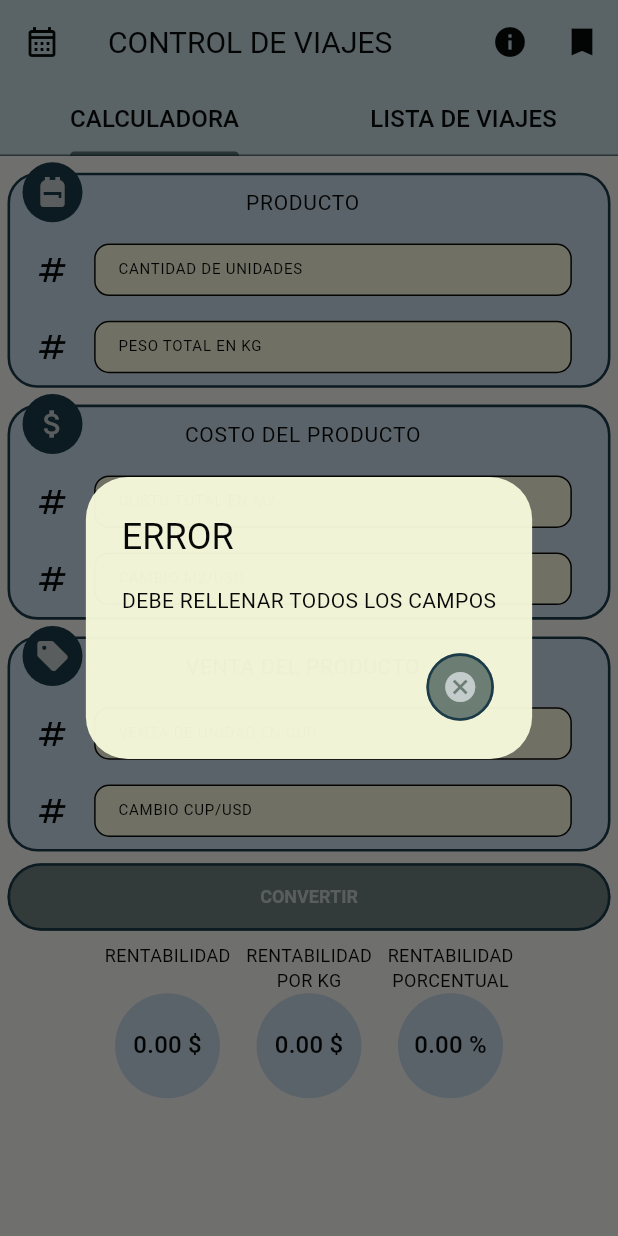
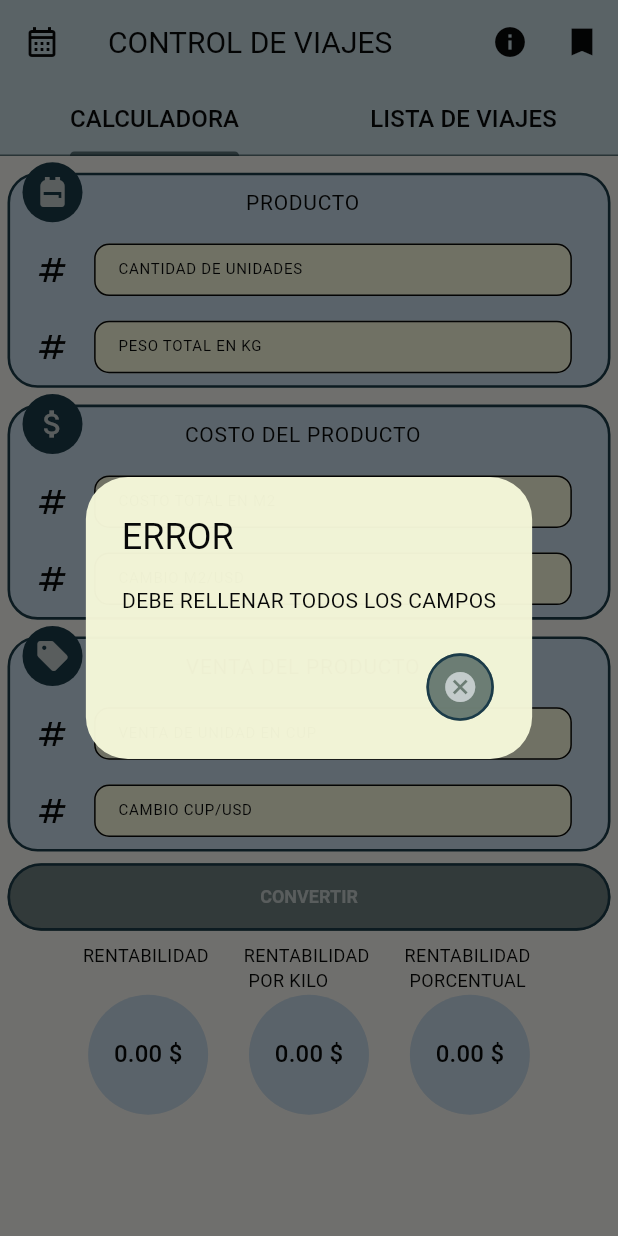
Before and after one commit to ElectroZombie/tripControl_app, a Flutter app: the Principal screen opened by its route, after a tap on "CONVERTIR", on a phone screen of 412 x 824 dp. Run offline on Flutter 3.47's test engine with Material 3 defaults, Android fonts, the phone set to English and light mode, and no system bars; our stand-ins replace dropdown_search, shared_preferences, sqflite, sqflite_common_ffi; accounts and stored records are empty; Roboto replaces fonts that are missing (Arial).

Commit message:
normalizados los widgets de ListTile para formularios y de rentabilidad y error dialog

```diff
--- a/lib/frames/trip_frames/trip_list.dart
+++ b/lib/frames/trip_frames/trip_list.dart
@@ -182,8 +182,7 @@ Widget nuevoViaje(snapshot, context, colors) {
       tooltip: "CREAR NUEVO VIAJE",
       style: iconButtonStyleWidget(colors),
       onPressed: activo
-          ? () =>
-              errorDialogWidget("YA HAY UN VIAJE EN PROCESO", colors, context)
+          ? () => errorDialogWidget("YA HAY UN VIAJE EN PROCESO", context)
           : () => {Navigator.pushNamed(context, '/new_trip_control')},
       icon: const Icon(Icons.add));
 }
--- a/lib/widgets/frame_widgets/calculator_widget.dart
+++ b/lib/widgets/frame_widgets/calculator_widget.dart
@@ -76,32 +76,32 @@ Widget calculator(cantU, pesoT, pagoM2, precioM1, cambioM1, cambioM2,
             height: (MediaQuery.of(context).size.width) / 100,
           ),
           listTileMultipleNumberWidget(
-              colors,
               Icons.backpack,
               "PRODUCTO",
               listTileNumberSubtitleWidget(
                   producto, context, TripModel.nullTrip(),
-                  singleton: false)),
+                  singleton: false),
+              context),
           SizedBox(
             height: (MediaQuery.of(context).size.width) / 100,
           ),
           listTileMultipleNumberWidget(
-              colors,
               Icons.attach_money,
               "COSTO DEL PRODUCTO",
               listTileNumberSubtitleWidget(
                   costoProducto, context, TripModel.nullTrip(),
-                  singleton: false)),
+                  singleton: false),
+              context),
           SizedBox(
             height: (MediaQuery.of(context).size.width) / 100,
           ),
           listTileMultipleNumberWidget(
-              colors,
               Icons.sell,
               "VENTA DEL PRODUCTO",
               listTileNumberSubtitleWidget(
                   ventaProducto, context, TripModel.nullTrip(),
-                  singleton: false)),
+                  singleton: false),
+              context),
           SizedBox(
             height: (MediaQuery.of(context).size.width * 1.5) / 100,
           ),
@@ -125,7 +125,11 @@ Widget calculator(cantU, pesoT, pagoM2, precioM1, cambioM1, cambioM2,
           SizedBox(
             height: (MediaQuery.of(context).size.width * 1.5) / 100,
           ),
-          rentabilityWidget(rentR, rentKg, rentP, context),
+          rentabilityWidget([
+            Tuple(T: rentR, K: "RENTABILIDAD \n"),
+            Tuple(T: rentKg, K: "RENTABILIDAD \n POR KILO"),
+            Tuple(T: rentP, K: "RENTABILIDAD \n PORCENTUAL")
+          ], context),
           SizedBox(
             height: (MediaQuery.of(context).size.width * 1.5) / 100,
           ),
@@ -154,7 +158,7 @@ void save(
       precioM1.text.isEmpty ||
       cambioM1.text.isEmpty ||
       cambioM2.text.isEmpty) {
-    errorDialogWidget("DEBE RELLENAR TODOS LOS CAMPOS", colors, context);
+    errorDialogWidget("DEBE RELLENAR TODOS LOS CAMPOS", context);
   } else {
     Tuple t = calculoRentabilidad(
         int.parse(cantU.text),
--- a/lib/widgets/frame_widgets/current_trip_general_data_widget.dart
+++ b/lib/widgets/frame_widgets/current_trip_general_data_widget.dart
@@ -35,7 +35,6 @@ Widget currentTripGeneralDataWidget(
                   height: MediaQuery.of(context).size.height / 100,
                 ),
                 listTileSingleTextWidget(
-                    colors,
                     Icons.travel_explore_outlined,
                     TextFormDataModel(
                         id: 1,
@@ -52,7 +51,6 @@ Widget currentTripGeneralDataWidget(
                   height: MediaQuery.of(context).size.height / 100,
                 ),
                 listTileMultipleNumberWidget(
-                    colors,
                     Icons.monetization_on,
                     "TASA DE CAMBIO",
                     listTileNumberSubtitleWidget([
@@ -72,7 +70,8 @@ Widget currentTripGeneralDataWidget(
                           hasTitle: true,
                           controller: precioM2,
                           func: updatePrecioM2)
-                    ], context, trip, singleton: singleton)),
+                    ], context, trip, singleton: singleton),
+                    context),
                 SizedBox(
                   height: MediaQuery.of(context).size.height / 100,
                 ),
--- a/lib/widgets/frame_widgets/data_trip_general_data_widget.dart
+++ b/lib/widgets/frame_widgets/data_trip_general_data_widget.dart
@@ -15,7 +15,6 @@ Widget dataTripGeneralDataWidget(TripModel trip, context, ColorScheme colors) {
                   height: MediaQuery.of(context).size.height / 100,
                 ),
                 listTileSingleTextWidget(
-                    colors,
                     Icons.travel_explore_outlined,
                     TextFormDataModel(
                         id: 1,
@@ -33,7 +32,6 @@ Widget dataTripGeneralDataWidget(TripModel trip, context, ColorScheme colors) {
                   height: MediaQuery.of(context).size.height / 100,
                 ),
                 listTileMultipleNumberWidget(
-                    colors,
                     Icons.monetization_on,
                     "TASA DE CAMBIO",
                     listTileNumberSubtitleWidget([
@@ -57,7 +55,8 @@ Widget dataTripGeneralDataWidget(TripModel trip, context, ColorScheme colors) {
                               TextEditingValue(
                                   text: trip.coin2Price!.toStringAsFixed(2))),
                           func: () => {})
-                    ], context, trip, singleton: false)),
+                    ], context, trip, singleton: false),
+                    context),
                 SizedBox(
                   height: MediaQuery.of(context).size.height / 100,
                 ),
--- a/lib/widgets/object_widgets/error_dialog_widget.dart
+++ b/lib/widgets/object_widgets/error_dialog_widget.dart
@@ -1,8 +1,7 @@
 import 'package:flutter/material.dart';
-import 'package:trip_control_app/widgets/object_widgets/button_widget.dart';
 
-void errorDialogWidget(
-    String text, ColorScheme colors, BuildContext context) async {
+void errorDialogWidget(String text, BuildContext context) async {
+  ColorScheme colors = Theme.of(context).colorScheme;
   await showDialog(
     context: context,
     builder: (BuildContext context) {
@@ -17,10 +16,27 @@ void errorDialogWidget(
           IconButton(
             onPressed: () => Navigator.pop(context),
             icon: const Icon(Icons.cancel),
-            style: iconButtonStyleWidget(colors),
+            style: iconButtonStyle(context),
           )
         ],
       );
     },
   );
 }
+
+iconButtonStyle(context) {
+  ColorScheme colors = Theme.of(context).colorScheme;
+  return ButtonStyle(
+      fixedSize: const WidgetStatePropertyAll(Size(45, 45)),
+      backgroundColor: WidgetStatePropertyAll(colors.secondary),
+      shadowColor: WidgetStatePropertyAll(colors.tertiary),
+      overlayColor: WidgetStatePropertyAll(colors.onPrimaryFixedVariant),
+      foregroundColor: WidgetStatePropertyAll(colors.onSecondary),
+      textStyle: WidgetStatePropertyAll(TextStyle(
+          fontSize: 12,
+          color: colors.onSecondary,
+          fontWeight: FontWeight.bold)),
+      shape: WidgetStatePropertyAll(RoundedRectangleBorder(
+          borderRadius: BorderRadius.circular(30),
+          side: BorderSide(color: colors.tertiary, width: 1.75))));
+}
--- a/lib/widgets/object_widgets/list_tile_number_widget.dart
+++ b/lib/widgets/object_widgets/list_tile_number_widget.dart
@@ -1,11 +1,11 @@
 import 'package:flutter/material.dart';
-import 'package:trip_control_app/utils/text_form_data_model.dart';
 
-import '../../models/trip_model.dart';
+import '../../utils/text_form_data_model.dart';
 
-Widget listTileSingleNumberWidget(ColorScheme colors, IconData icon,
-    TextFormDataModel data, context, TripModel trip,
+Widget listTileSingleNumberWidget(
+    IconData icon, TextFormDataModel data, context, Object obj,
     {required bool singleton}) {
+  ColorScheme colors = Theme.of(context).colorScheme;
   return Stack(children: [
     Row(children: [
       const SizedBox(width: 10),
@@ -53,7 +53,7 @@ Widget listTileSingleNumberWidget(ColorScheme colors, IconData icon,
             style: const TextStyle(fontSize: 12),
             onEditingComplete: () {
               try {
-                data.func(data.controller.text, trip, context, singleton);
+                data.func(data.controller.text, obj, context, singleton);
               } catch (e) {
                 //
               }
@@ -64,7 +64,8 @@ Widget listTileSingleNumberWidget(ColorScheme colors, IconData icon,
 }
 
 Widget listTileMultipleNumberWidget(
-    ColorScheme colors, IconData icon, String title, Widget subtitle) {
+    IconData icon, String title, Widget subtitle, context) {
+  ColorScheme colors = Theme.of(context).colorScheme;
   return Stack(children: [
     Row(children: [
       const SizedBox(width: 10),
@@ -94,9 +95,9 @@ Widget listTileMultipleNumberWidget(
 }
 
 Widget listTileNumberSubtitleWidget(
-    List<TextFormDataModel> data, context, TripModel trip,
+    List<TextFormDataModel> data, context, Object obj,
     {required bool singleton}) {
-  var colors = Theme.of(context).colorScheme;
+  ColorScheme colors = Theme.of(context).colorScheme;
   return ListView.builder(
     shrinkWrap: true,
     itemCount: data.length * 2,
@@ -126,7 +127,7 @@ Widget listTileNumberSubtitleWidget(
           onEditingComplete: () {
             try {
               data[index]
-                  .func(data[index].controller.text, trip, context, singleton);
+                  .func(data[index].controller.text, obj, context, singleton);
             } catch (e) {
               //
             }
--- a/lib/widgets/object_widgets/rentability_widget.dart
+++ b/lib/widgets/object_widgets/rentability_widget.dart
@@ -1,59 +1,38 @@
 import 'package:flutter/material.dart';
+import 'package:trip_control_app/utils/tuple.dart';
 
-Widget rentabilityWidget(double rentR, double rentKg, double rentP, context) {
-  return Row(mainAxisAlignment: MainAxisAlignment.center, children: [
-    Column(children: [
-      const Text(
-        "RENTABILIDAD",
-        style: TextStyle(fontSize: 12),
-      ),
-      const SizedBox(height: 0.1),
-      const Text(
-        "",
-        style: TextStyle(fontSize: 12),
-      ),
-      CircleAvatar(
-          radius: 35,
-          backgroundColor: selectColor(rentR, context),
-          child: Text("${rentR.toStringAsFixed(2)} \$"))
-    ]),
-    SizedBox(width: (MediaQuery.of(context).size.width * 0.25) / 10),
-    Column(
-      children: [
-        const Text(
-          "RENTABILIDAD",
-          style: TextStyle(fontSize: 12),
-        ),
-        const SizedBox(height: 0.1),
-        const Text(
-          "POR KG",
-          style: TextStyle(fontSize: 12),
-        ),
-        CircleAvatar(
-            radius: 35,
-            backgroundColor: selectColor(rentKg, context),
-            child: Text("${rentKg.toStringAsFixed(2)} \$"))
-      ],
-    ),
-    SizedBox(width: (MediaQuery.of(context).size.width * 0.25) / 10),
-    Column(
-      children: [
-        const Text(
-          "RENTABILIDAD",
-          style: TextStyle(fontSize: 12),
-        ),
-        const SizedBox(height: 0.1),
-        const Text(
-          "PORCENTUAL",
-          style: TextStyle(fontSize: 12),
-        ),
-        CircleAvatar(
-            radius: 35,
-            backgroundColor: selectColor(rentP, context),
-            child: Text("${rentP.toStringAsFixed(2)} %"))
-      ],
-    )
-  ]);
+Widget rentabilityWidget(List<Tuple<double, String>> data, context) {
+  return Container(
+      height: 150,
+      alignment: Alignment.center,
+      child: SingleChildScrollView(
+        scrollDirection: Axis.horizontal,
+        child: ListView.builder(
+            shrinkWrap: true,
+            scrollDirection: Axis.horizontal,
+            itemCount: data.length,
+            itemBuilder: (context, i) {
+              return Row(
+                children: [
+                  const SizedBox(width: 10),
+                  Column(children: [
+                    Text(
+                      "${data[i].K}",
+                      style: const TextStyle(fontSize: 12),
+                    ),
+                    const SizedBox(height: 1),
+                    CircleAvatar(
+                        radius: 40,
+                        backgroundColor: selectColor(data[i].T!, context),
+                        child: Text("${data[i].T!.toStringAsFixed(2)} \$")),
+                  ]),
+                  const SizedBox(
+                    width: 10,
+                  )
+                ],
+              );
+            }),
+      ));
 }
 
 Color selectColor(double n, context) {
```
Also changed, not shown: lib/widgets/frame_widgets/current_trip_products_widget.dart (+10 -2 lines), lib/widgets/frame_widgets/data_trip_products_widget.dart (+10 -2 lines), lib/widgets/frame_widgets/new_trip_widget.dart (+3 -5 lines), lib/widgets/object_widgets/list_tile_text_widget.dart (+10 -9 lines).
